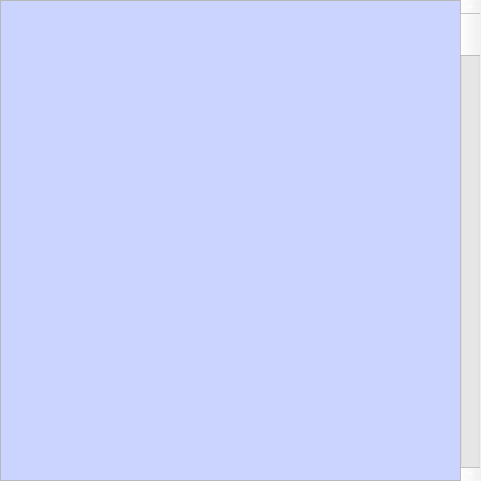
First picture: the form in client/ui/vocabulary_list.ui, repository bdmpea/dandelion, before the edit.
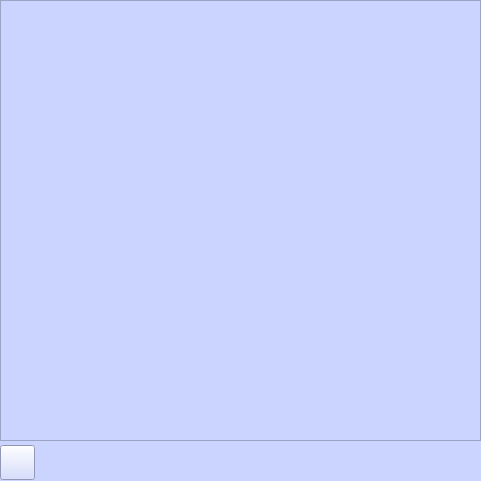
Second picture: the form after the edit. Icons and pictures are not drawn.

What changed in the file:
```diff
--- a/client/ui/vocabulary_list.ui
+++ b/client/ui/vocabulary_list.ui
@@ -14,15 +14,17 @@
    <string>vocabulary</string>
   </property>
   <property name="styleSheet">
-   <string notr="true"/>
+   <string notr="true">QWidget{
+background-color:rgb(202,212,255)
+}</string>
   </property>
   <widget class="QScrollArea" name="scrollArea">
    <property name="geometry">
     <rect>
      <x>0</x>
      <y>0</y>
-     <width>461</width>
-     <height>481</height>
+     <width>481</width>
+     <height>441</height>
     </rect>
    </property>
    <property name="widgetResizable">
@@ -33,8 +35,8 @@
      <rect>
       <x>0</x>
       <y>0</y>
-      <width>459</width>
-      <height>479</height>
+      <width>479</width>
+      <height>439</height>
      </rect>
     </property>
     <property name="styleSheet">
@@ -44,20 +46,30 @@
     </property>
    </widget>
   </widget>
-  <widget class="QScrollBar" name="verticalScrollBar">
+  <widget class="QPushButton" name="BackButton">
    <property name="geometry">
     <rect>
-     <x>460</x>
-     <y>0</y>
-     <width>20</width>
-     <height>481</height>
+     <x>0</x>
+     <y>445</y>
+     <width>35</width>
+     <height>35</height>
     </rect>
    </property>
    <property name="styleSheet">
-    <string notr="true">color:white;</string>
+    <string notr="true">background-image: &quot;/resources/home.png&quot;</string>
    </property>
-   <property name="orientation">
-    <enum>Qt::Vertical</enum>
+   <property name="text">
+    <string/>
+   </property>
+   <property name="icon">
+    <iconset>
+     <normaloff>resources/home.png</normaloff>resources/home.png</iconset>
+   </property>
+   <property name="iconSize">
+    <size>
+     <width>35</width>
+     <height>35</height>
+    </size>
    </property>
   </widget>
  </widget>
```
